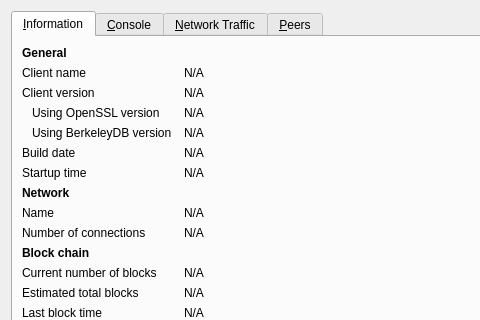
solrac3658/CryptoniteTesis, file src/qt/forms/debugwindow.ui: the form before one commit; both pictures show x 0 to 480 and y 0 to 320 of the 740 by 450 pixel window.
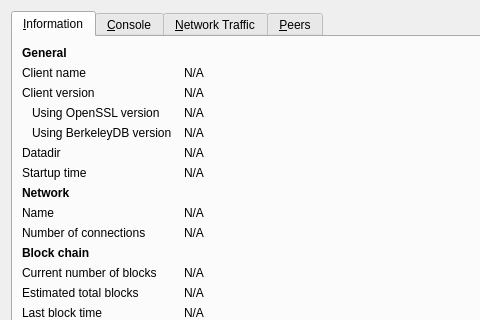
The form after the commit. Icons and pictures are not drawn. Custom widgets are drawn as their Qt base class.

Commit message:
Debug Window: Replace build date with data directory.
More useful.

```diff
--- a/src/qt/forms/debugwindow.ui
+++ b/src/qt/forms/debugwindow.ui
@@ -141,7 +141,7 @@
        <item row="5" column="0">
         <widget class="QLabel" name="label_12">
          <property name="text">
-          <string>Build date</string>
+          <string>Datadir</string>
          </property>
         </widget>
        </item>
```
Left out of the diff: 5 changed lines with no effect on the pictures. The commit also changes 3 other files.
